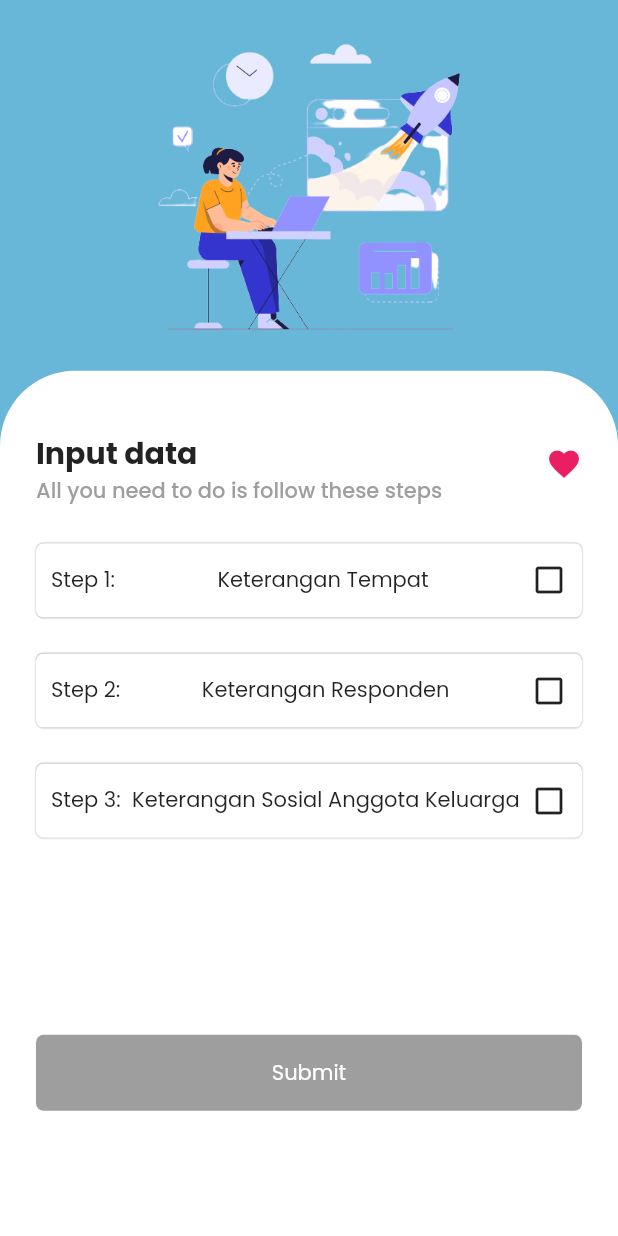
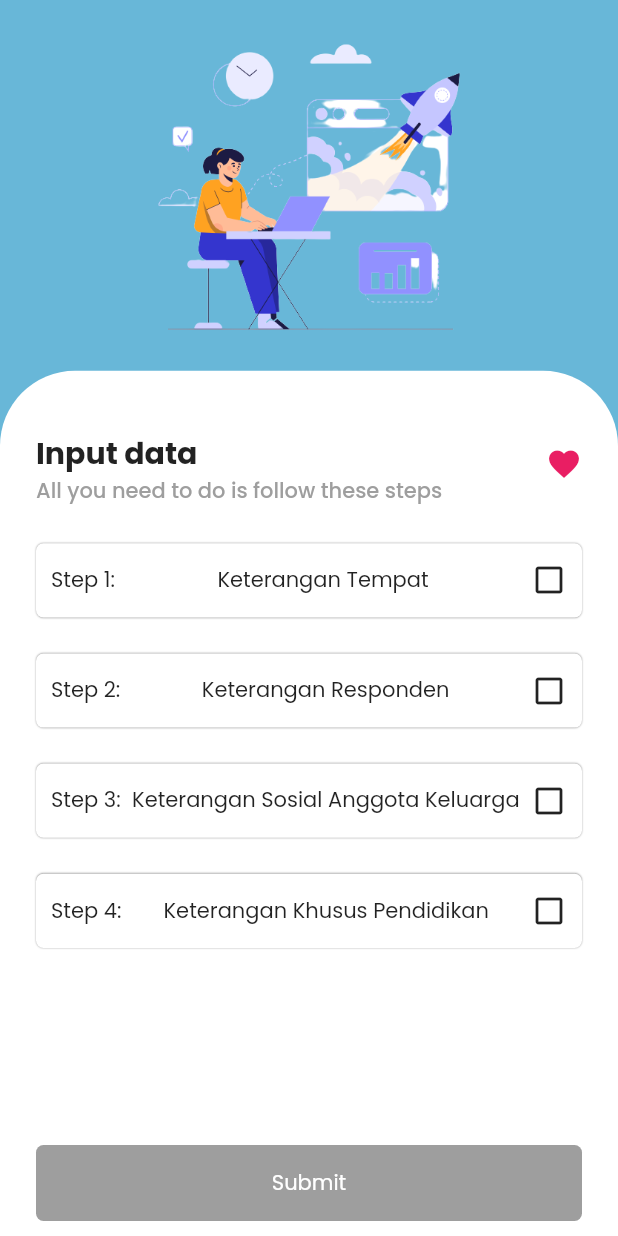
Before and after one commit to nansyiiah/sokawera-mobile, a Flutter app: the InputScreen screen opened directly, on a phone screen of 412 x 824 dp. Run offline on Flutter 3.47's test engine with Material 2 defaults, Android fonts, the phone set to English and light mode, and no system bars; our stand-ins replace get, google_fonts, pie_chart, shared_preferences; missing offline and left inert: group_list_view; accounts and stored records are empty.

Commit message:
add new fiture

```diff
--- a/sokaweramobile/lib/Pages/InputScreen.dart
+++ b/sokaweramobile/lib/Pages/InputScreen.dart
@@ -3,6 +3,7 @@ import 'package:get/get.dart';
 import 'dart:convert';
 import 'package:google_fonts/google_fonts.dart';
 import 'package:sokaweramobile/Network/api.dart';
+import 'package:sokaweramobile/Pages/InputScreen/KeteranganKhususPendidikanController.dart';
 import 'InputScreen/KeteranganSosialAnggotaKeluargaController.dart';
 import 'InputScreen/KeteranganTempatController.dart';
 import 'InputScreen/KeteranganRespondenController.dart';
@@ -22,6 +23,7 @@ class _InputScreenState extends State<InputScreen> {
   bool _isFilled1 = false;
   bool _isFilled2 = false;
   bool _isFilled3 = false;
+  bool _isFilled4 = false;
   bool _isFilled = false;
   bool isLoading = false;
   void initState() {
@@ -550,6 +552,75 @@ class _InputScreenState extends State<InputScreen> {
                                         ),
                                       ),
                                     ),
+                                    AbsorbPointer(
+                                      absorbing: _isFilled3 ? false : true,
+                                      child: InkWell(
+                                        onTap: () {
+                                          Navigator.push(
+                                            context,
+                                            MaterialPageRoute(
+                                              builder: (context) =>
+                                                  KeteranganKhususPendidikanController(),
+                                            ),
+                                          );
+                                        },
+                                        child: Container(
+                                          height: size.height * 0.06,
+                                          margin: EdgeInsets.only(
+                                            left: 24,
+                                            right: 24,
+                                            top: 24,
+                                          ),
+                                          padding: EdgeInsets.only(
+                                              left: 10, right: 10),
+                                          alignment: Alignment.center,
+                                          width: size.width,
+                                          decoration: BoxDecoration(
+                                            color: Colors.white,
+                                            boxShadow: [
+                                              BoxShadow(
+                                                blurRadius: 0.3,
+                                                color: Colors.grey,
+                                              )
+                                            ],
+                                            borderRadius:
+                                                BorderRadius.circular(5),
+                                          ),
+                                          child: Stack(
+                                            children: [
+                                              Row(
+                                                children: [
+                                                  Text(
+                                                    "Step 4:",
+                                                    style: GoogleFonts.poppins(
+                                                      fontSize: 14,
+                                                      fontWeight:
+                                                          FontWeight.w400,
+                                                    ),
+                                                  ),
+                                                  Spacer(),
+                                                  Text(
+                                                    "Keterangan Khusus Pendidikan",
+                                                    style: GoogleFonts.poppins(
+                                                        fontSize: 14,
+                                                        fontWeight:
+                                                            FontWeight.w400),
+                                                  ),
+                                                  Spacer(),
+                                                  Icon(
+                                                    _isFilled4
+                                                        ? Icons
+                                                            .check_box_outlined
+                                                        : Icons
+                                                            .check_box_outline_blank,
+                                                  ),
+                                                ],
+                                              ),
+                                            ],
+                                          ),
+                                        ),
+                                      ),
+                                    ),
                                     SizedBox(
                                       height: size.height * 0.2,
                                     ),
--- a/sokaweramobile/lib/Pages/InputScreen/DetailInputscreen.dart
+++ b/sokaweramobile/lib/Pages/InputScreen/DetailInputscreen.dart
@@ -167,6 +167,7 @@ class _DetailInputscreenState extends State<DetailInputscreen> {
       var currentList = localStorage.getStringList("nama_anggota") ?? [];
       currentList.add(userEncode);
       await localStorage.setStringList("nama_anggota", currentList);
+      await localStorage.setString('partisipasi', selectedValue6);
       showAlertDialog(context);
     }
   }
```
Also changed, not shown: sokaweramobile/lib/Pages/InputScreen/DetailKeteranganPendidikan.dart (added, +18 -0 lines), sokaweramobile/lib/Pages/InputScreen/KeteranganKhususPendidikanController.dart (added, +197 -0 lines), sokaweramobile/lib/Pages/InputScreen/KeteranganSosialAnggotaKeluargaController.dart (+0 -29 lines).
